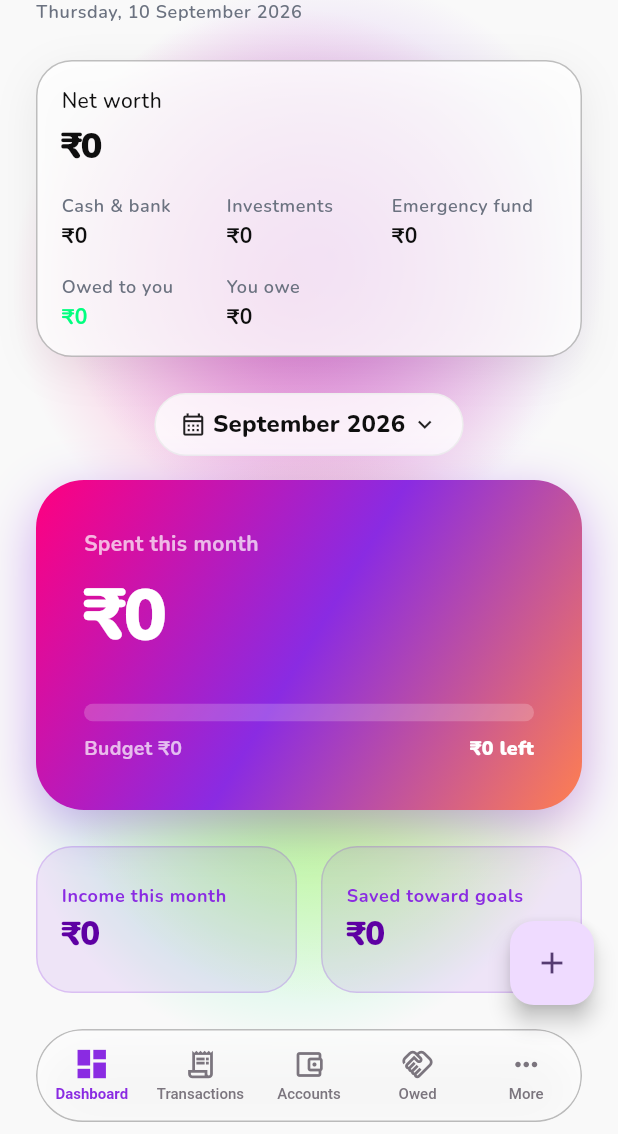
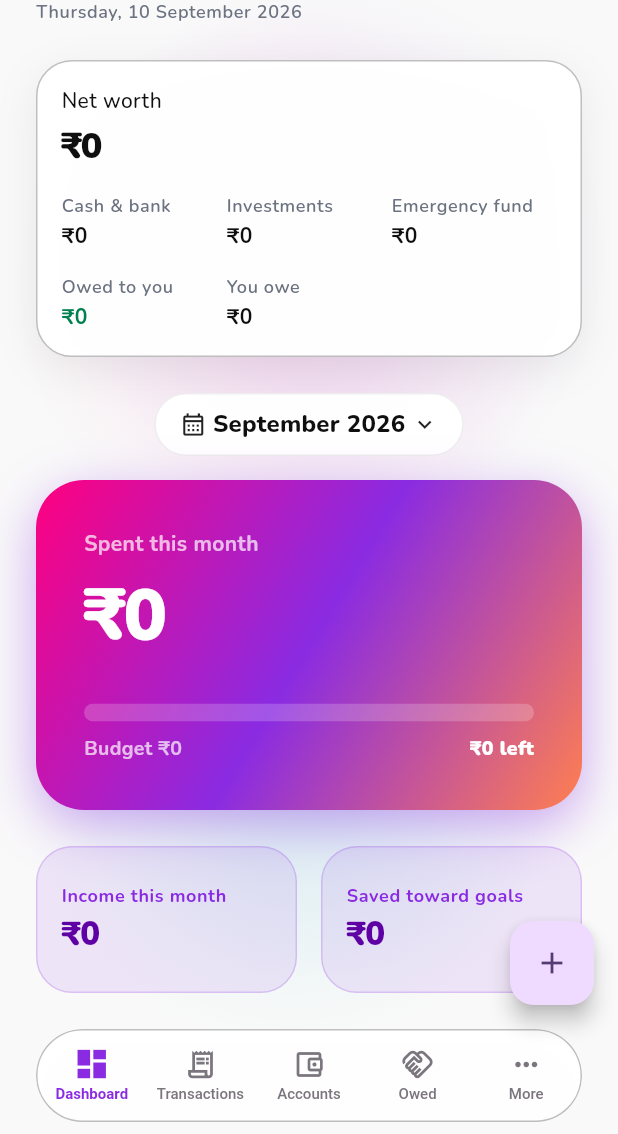
Before and after one commit to Sahilbhanushali/ExpenseTrackerApp, a Flutter app: the screen it shows after launch, on a phone screen of 412 x 824 dp, the part 102-1236 px from its top. Run offline on Flutter 3.47's test engine with Material 3 defaults, Android fonts, the phone set to English and light mode, and no system bars; drawn by our look-alikes of flutter_animate; our stand-ins replace fl_chart, flutter_local_notifications, flutter_secure_storage, google_fonts, image_picker, local_auth and 3 more; missing offline and left inert: another_telephony, file_selector, google_mlkit_text_recognition, quick_actions, receive_sharing_intent; accounts and stored records are empty.

Commit message:
fix: make the UI readable over the aurora backdrop
Three problems compounded: aurora blobs at 40% alpha in neon hot pink and
lime, cards only 80% opaque, and TransactionTile with no surface at all —
so the transaction list drew its text directly on moving colour.

- Aurora dropped to ~12% alpha in the brand's violet/pink family. It is a
  backdrop; it should be noticed only when looked for.
- Cards near-opaque.
- TransactionTile carries its own surface, which fixes the list and the
  dashboard's recent rows in one place.

Also fixes contrast, which was an accessibility defect rather than a style
choice: income (spring green) and warning (pure yellow) sat at roughly
1.2:1 against white, and the category palette's cyan, chartreuse and
electric yellow were invisible as icons. Same hues, deepened to clear
4.5:1 on light while staying legible on dark. The colour energy stays in
the aurora, the hero gradient and the category chips.

Plus: a gap between a transaction's title and its amount, and bottom
padding so the last row can scroll clear of the floating nav.

Co-Authored-By: Claude Opus 5 <noreply@anthropic.com>
Claude-Session: https://claude.ai/code/session_015JBQjB17VZTh97vRAAbewS

```diff
--- a/expense_tracker_app/lib/core/theme/app_colors.dart
+++ b/expense_tracker_app/lib/core/theme/app_colors.dart
@@ -18,9 +18,15 @@ class AppColors {
     ],
   );
 
-  static const Color income = Color(0xFF00FF7F); // Spring Green
-  static const Color expense = Color(0xFFFF007F); // Hot Pink
-  static const Color warning = Color(0xFFFFEA00); // Yellow
+  // Amount colours are read as small bold text on both a near-white and a
+  // near-black background, so they are the one place the neon palette had
+  // to give way: spring green and pure yellow sit at roughly 1.2:1 against
+  // white, which is invisible rather than vibrant. Same hues, deepened to
+  // clear 4.5:1 on light and stay legible on dark. The colour energy lives
+  // in the aurora, the hero gradient and the category chips instead.
+  static const Color income = Color(0xFF00814F);
+  static const Color expense = Color(0xFFC2185B);
+  static const Color warning = Color(0xFFB26A00);
 
   static const Color background = Color(0xFFFAFAFA);
   static const Color surface = Color(0xFFFFFFFF);
@@ -38,39 +44,47 @@ class AppColors {
   // ---- glass surfaces + aurora background ----
   static const Color voidLight = Color(0xFFF9F9F9);
   static const Color voidDark = Color(0xFF080808);
-  static const Color glassLight = Color(
-    0xCCFFFFFF,
-  ); // slightly more opaque glass
-  static const Color glassDark = Color(0x8C1A1A1A);
+  // Near-opaque. At 0xCC the aurora bled through every card and tinted the
+  // text behind it; "glass" is only worth having while it stays readable.
+  static const Color glassLight = Color(0xFAFFFFFF);
+  static const Color glassDark = Color(0xF01A1A1A);
   static const Color glassBorderLight = Color(0x40000000);
   static const Color glassBorderDark = Color(0x26FFFFFF);
 
+  /// Backdrop only — it must never compete with content. At 0x66 the blobs
+  /// showed straight through the cards and, on the transaction list, sat
+  /// directly behind the text. Kept in the brand's violet/pink family with
+  /// two cooler accents, at an alpha you notice only when you look for it.
   static const List<Color> auroraBlobsLight = [
-    Color(0x66FF007F), // hot pink
-    Color(0x668A2BE2), // purple
-    Color(0x6600FF7F), // lime
-    Color(0x66FFEA00), // yellow
+    Color(0x1FFF3D9A), // pink
+    Color(0x1F8A2BE2), // electric purple
+    Color(0x1A00BFA5), // teal
+    Color(0x1A6C8CFF), // periwinkle
   ];
   static const List<Color> auroraBlobsDark = [
-    Color(0x33FF007F),
-    Color(0x338A2BE2),
-    Color(0x3300FF7F),
-    Color(0x33FFEA00),
+    Color(0x2EFF3D9A),
+    Color(0x2E8A2BE2),
+    Color(0x2600BFA5),
+    Color(0x266C8CFF),
   ];
 
+  /// Twelve hues spaced around the wheel, deep enough to read as a small
+  /// icon on white and to carry white percentage labels inside a pie slice.
+  /// The previous set was neon — cyan, chartreuse and electric yellow are
+  /// invisible against a light background however vivid they look on paper.
   static const List<Color> categoryPalette = [
-    Color(0xFFFF007F), // Hot Pink
-    Color(0xFF8A2BE2), // Electric Purple
-    Color(0xFF00FF7F), // Lime/Spring Green
-    Color(0xFFFF7F50), // Coral
-    Color(0xFF00FFFF), // Cyan/Teal
-    Color(0xFFFFEA00), // Electric Yellow
-    Color(0xFFFF1493), // Deep Pink
-    Color(0xFF00BFFF), // Deep Sky Blue
-    Color(0xFF7FFF00), // Chartreuse
-    Color(0xFFFF4500), // Orange Red
-    Color(0xFFBA55D3), // Medium Orchid
-    Color(0xFF1E90FF), // Dodger Blue
+    Color(0xFFDC2626), // red
+    Color(0xFFEA580C), // orange
+    Color(0xFFB45309), // amber
+    Color(0xFF65A30D), // lime
+    Color(0xFF059669), // emerald
+    Color(0xFF0D9488), // teal
+    Color(0xFF0891B2), // cyan
+    Color(0xFF2563EB), // blue
+    Color(0xFF6366F1), // indigo
+    Color(0xFF7C3AED), // violet
+    Color(0xFFC026D3), // fuchsia
+    Color(0xFFE11D74), // rose
   ];
 
   static Color categoryColor(String category) {
--- a/expense_tracker_app/lib/core/widgets/transaction_tile.dart
+++ b/expense_tracker_app/lib/core/widgets/transaction_tile.dart
@@ -36,10 +36,22 @@ class TransactionTile extends StatelessWidget {
         ? AppColors.warning
         : AppColors.categoryColor(txn.category);
 
+    final theme = Theme.of(context);
+    // Rows carry their own surface. Without one they sat straight on the
+    // aurora, which put moving colour behind every amount in the list.
     return PressScale(
       onTap: onTap,
-      child: Padding(
-        padding: const EdgeInsets.symmetric(vertical: AppSpacing.sm),
+      child: Container(
+        margin: const EdgeInsets.only(bottom: AppSpacing.xs),
+        padding: const EdgeInsets.symmetric(
+          horizontal: AppSpacing.md,
+          vertical: AppSpacing.sm,
+        ),
+        decoration: BoxDecoration(
+          color: theme.cardTheme.color,
+          borderRadius: BorderRadius.circular(AppRadius.lg),
+          border: Border.all(color: theme.dividerColor),
+        ),
         child: Row(
           children: [
             Container(
@@ -77,6 +89,7 @@ class TransactionTile extends StatelessWidget {
                 ],
               ),
             ),
+            const SizedBox(width: AppSpacing.sm),
             Text(
               '$sign${formatMoney(txn.amountPaise, currency)}',
               style: TextStyle(
--- a/expense_tracker_app/lib/features/expenses/transactions_screen.dart
+++ b/expense_tracker_app/lib/features/expenses/transactions_screen.dart
@@ -450,7 +450,14 @@ class _TransactionsScreenState extends State<TransactionsScreen> {
 
     return ListView(
       controller: _scrollController,
-      padding: const EdgeInsets.all(AppSpacing.lg),
+      // The bottom nav is a floating pill drawn over the list, so the last
+      // row needs to be able to scroll clear of it.
+      padding: const EdgeInsets.fromLTRB(
+        AppSpacing.lg,
+        AppSpacing.lg,
+        AppSpacing.lg,
+        112,
+      ),
       children: items,
     );
   }
```
